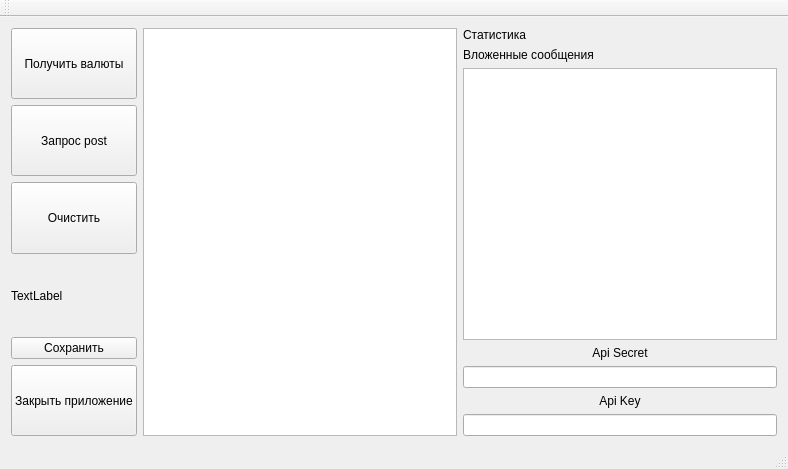
Old version of the form mainwindow.ui in the repository predbannikov/cryptopia_client.
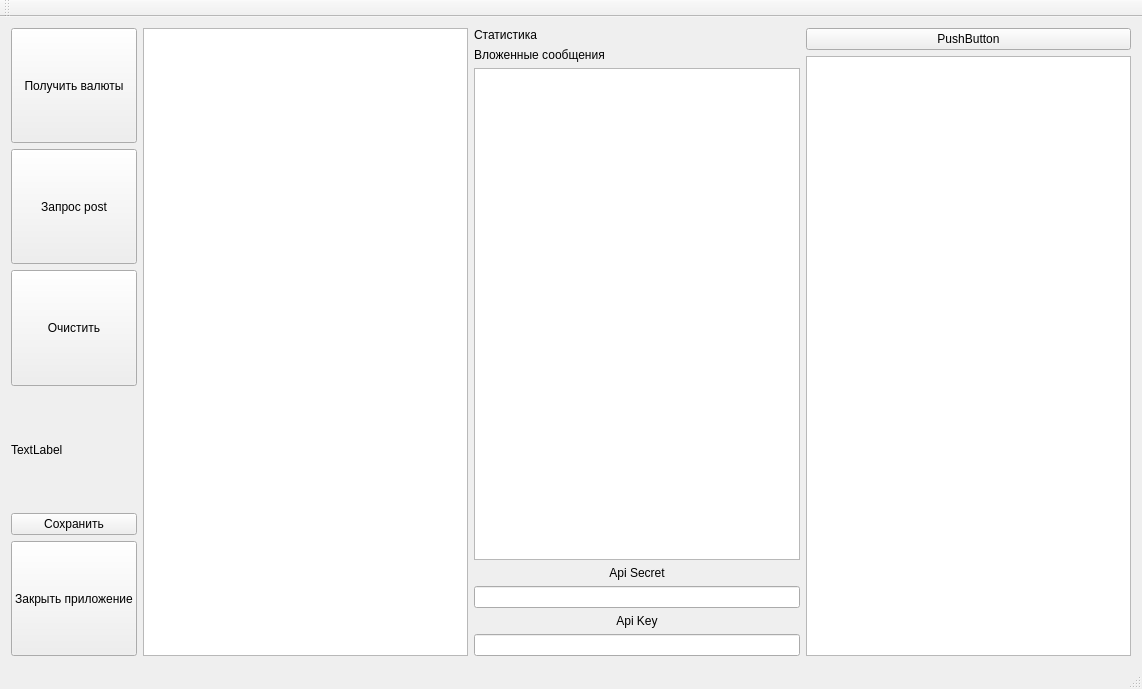
New version of the form.

Diff of the .ui file:
```diff
--- a/mainwindow.ui
+++ b/mainwindow.ui
@@ -6,13 +6,16 @@
    <rect>
     <x>0</x>
     <y>0</y>
-    <width>788</width>
-    <height>469</height>
+    <width>1142</width>
+    <height>689</height>
    </rect>
   </property>
   <property name="windowTitle">
    <string>MainWindow</string>
   </property>
+  <property name="autoFillBackground">
+   <bool>false</bool>
+  </property>
   <widget class="QWidget" name="centralWidget">
    <property name="minimumSize">
     <size>
@@ -164,6 +167,63 @@
         </item>
        </layout>
       </item>
+      <item>
+       <layout class="QVBoxLayout" name="verticalLayout_3">
+        <item>
+         <widget class="QPushButton" name="pushButton">
+          <property name="text">
+           <string>PushButton</string>
+          </property>
+         </widget>
+        </item>
+        <item>
+         <widget class="QTableView" name="listCurrencies">
+          <property name="enabled">
+           <bool>true</bool>
+          </property>
+          <property name="sizeIncrement">
+           <size>
+            <width>10</width>
+            <height>10</height>
+           </size>
+          </property>
+          <property name="baseSize">
+           <size>
+            <width>0</width>
+            <height>10</height>
+           </size>
+          </property>
+          <property name="font">
+           <font>
+            <pointsize>8</pointsize>
+            <kerning>false</kerning>
+           </font>
+          </property>
+          <property name="contextMenuPolicy">
+           <enum>Qt::NoContextMenu</enum>
+          </property>
+          <property name="autoFillBackground">
+           <bool>true</bool>
+          </property>
+          <property name="frameShape">
+           <enum>QFrame::StyledPanel</enum>
+          </property>
+          <property name="editTriggers">
+           <set>QAbstractItemView::NoEditTriggers</set>
+          </property>
+          <property name="selectionBehavior">
+           <enum>QAbstractItemView::SelectRows</enum>
+          </property>
+          <property name="sortingEnabled">
+           <bool>true</bool>
+          </property>
+          <attribute name="verticalHeaderVisible">
+           <bool>false</bool>
+          </attribute>
+         </widget>
+        </item>
+       </layout>
+      </item>
      </layout>
     </item>
    </layout>
```
Left out of the diff: 2 changed lines with no effect on the pictures.
